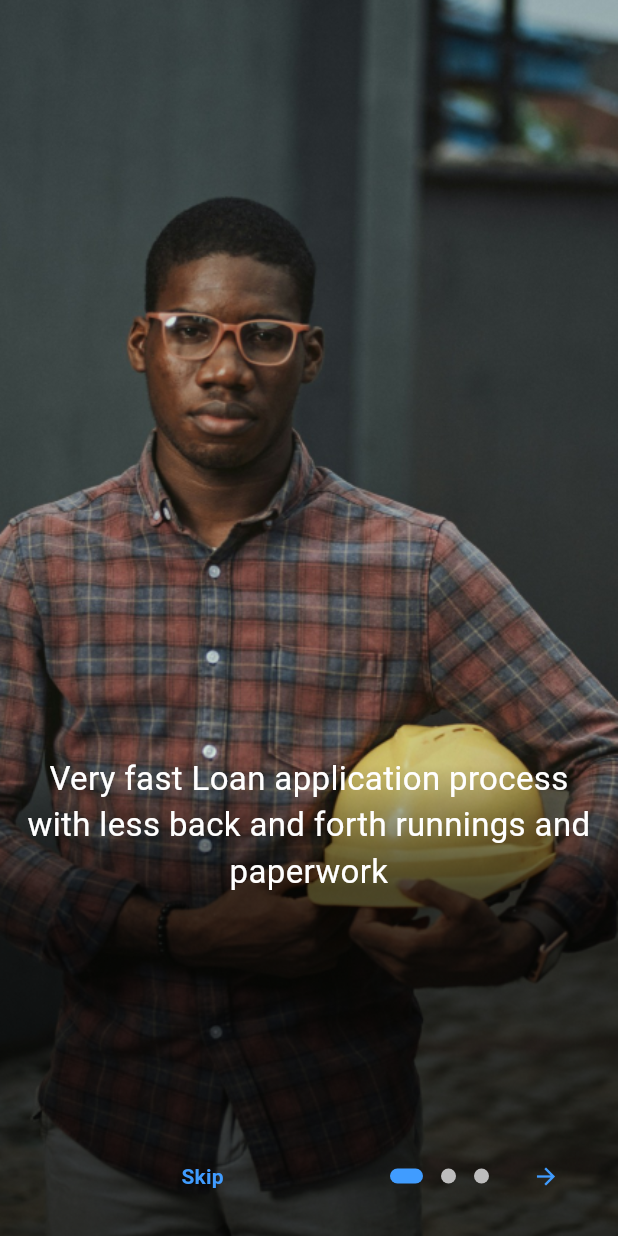
After one commit to Aswinash02/prathima, a Flutter app: the IntroductionPage screen opened directly, on a phone screen of 412 x 824 dp. The commit adds this screen. Run offline on Flutter 3.47's test engine with Material 2 defaults, Android fonts, the phone set to English and light mode, and no system bars; drawn by our look-alikes of introduction_screen; our stand-ins replace easy_stepper, get, otp_text_field, shared_preferences, toast; accounts and stored records are empty; statements that could not run were skipped.

Commit message:
On boarding Screen Completed

```diff
--- a/lib/main.dart
+++ b/lib/main.dart
@@ -19,9 +19,10 @@ class MyApp extends StatelessWidget {
       debugShowCheckedModeBanner: false,
       theme: ThemeData(
         colorScheme: ColorScheme.fromSeed(seedColor: Colors.white),
+        scaffoldBackgroundColor: Colors.white,
         useMaterial3: true,
       ),
-      initialRoute: RouteHelper.initial,
+      initialRoute: RouteHelper.introductionScreen,
       getPages: RouteHelper.routes,
     );
   }
--- /dev/null
+++ b/lib/screens/onboard/on_board_screen.dart
@@ -0,0 +1,63 @@
+import 'package:flutter/material.dart';
+import 'package:get/get.dart';
+import 'package:introduction_screen/introduction_screen.dart';
+import 'package:prathima_loan_app/screens/auth/signin_screen.dart';
+import 'package:prathima_loan_app/screens/onboard/widget/page_view_model_widget.dart';
+import 'package:prathima_loan_app/utils/colors.dart';
+import 'package:shared_preferences/shared_preferences.dart';
+
+class IntroductionPage extends StatelessWidget {
+  final introKey = GlobalKey<IntroductionScreenState>();
+
+  IntroductionPage({super.key});
+
+  @override
+  Widget build(BuildContext context) {
+    return Scaffold(
+      body: IntroductionScreen(
+        key: introKey,
+        pages: [
+          IntroductionScreenWidget().getPageViewModel("assets/img/intro_1.png",
+              "Very fast Loan application process with less back and forth runnings and paperwork"),
+          IntroductionScreenWidget().getPageViewModel("assets/img/intro_2.png",
+              "Interest Fees between the range of 2.5% to 30% which depend on the loan amount"),
+          IntroductionScreenWidget().getPageViewModel("assets/img/intro_3.png",
+              "Loan App allows you easy access to loan up to the amount of 5 million naira"),
+        ],
+        onDone: () => _onIntroEnd(context),
+        showSkipButton: true,
+        dotsFlex: 0,
+        nextFlex: 0,
+        skip: const Text(
+          'Skip',
+          style: TextStyle(
+              fontWeight: FontWeight.w600, color: MyTheme.accent_color),
+        ),
+        next: const Icon(
+          Icons.arrow_forward,
+          color: MyTheme.accent_color,
+        ),
+        done: const Text(
+          'Done',
+          style: TextStyle(
+              fontWeight: FontWeight.w600, color: MyTheme.accent_color),
+        ),
+        dotsDecorator: const DotsDecorator(
+          size: Size(10.0, 10.0),
+          color: Color(0xFFBDBDBD),
+          activeColor: MyTheme.accent_color,
+          activeSize: Size(22.0, 10.0),
+          activeShape: RoundedRectangleBorder(
+            borderRadius: BorderRadius.all(Radius.circular(25.0)),
+          ),
+        ),
+      ),
+    );
+  }
+
+  void _onIntroEnd(context) async {
+    final prefs = await SharedPreferences.getInstance();
+    await prefs.setBool('intro_seen', true);
+    Get.off(() => const SignInScreen());
+  }
+}
--- /dev/null
+++ b/lib/screens/onboard/widget/page_view_model_widget.dart
@@ -0,0 +1,29 @@
+import 'package:flutter/material.dart';
+import 'package:introduction_screen/introduction_screen.dart';
+
+import '../../../utils/colors.dart';
+
+class IntroductionScreenWidget {
+  // This method should return a PageViewModel and take image path and text as parameters
+  PageViewModel getPageViewModel(String imagePath, String text) {
+    return PageViewModel(
+      title: "",
+      body: text,
+      image: Image.asset(
+        imagePath,
+        fit: BoxFit.cover,
+        height: double.infinity,
+        width: double.infinity,
+        alignment: Alignment.center,
+      ),
+      decoration: const PageDecoration(
+          contentMargin: EdgeInsets.symmetric(horizontal: 16),
+          fullScreen: true,
+          bodyFlex: 2,
+          imageFlex: 3,
+          safeArea: 100,
+          bodyTextStyle: TextStyle(
+              color: MyTheme.white, fontSize: 22, fontWeight: FontWeight.w400)),
+    );
+  }
+}
```
Also changed, not shown: lib/screens/auth/introduction_screen.dart (deleted, +0 -14 lines), lib/screens/auth/signup_screen.dart (added, +268 -0 lines), lib/screens/initial_screen/initial_screen_page.dart (added, +29 -0 lines), assets/img/intro_1.png (added), assets/img/intro_2.png (added), assets/img/intro_3.png (added), 1 other file.
